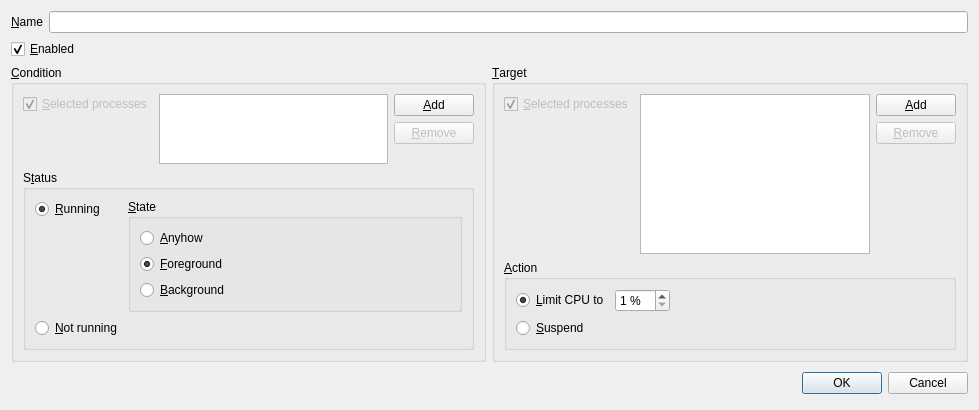
Old version of the form source/ruledialog.ui in the repository martin-kudlicka/cpu-limiter.
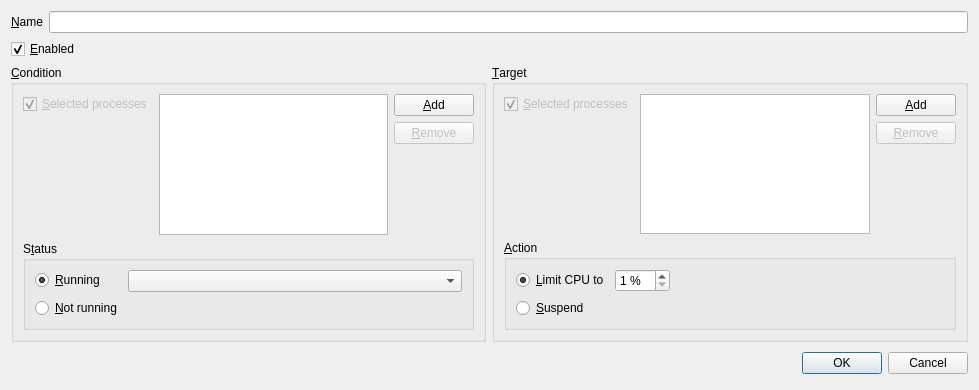
New version of the form.

Commit message: * states in combo box instead of radio buttons

The edit to the form file:
```diff
--- a/source/ruledialog.ui
+++ b/source/ruledialog.ui
@@ -125,42 +125,6 @@
              <property name="checked">
               <bool>true</bool>
              </property>
-             <attribute name="buttonGroup">
-              <string notr="true">buttonGroup</string>
-             </attribute>
-            </widget>
-           </item>
-           <item row="0" column="1">
-            <widget class="QGroupBox" name="groupBox_5">
-             <property name="title">
-              <string>&amp;State</string>
-             </property>
-             <layout class="QVBoxLayout" name="verticalLayout_8">
-              <item>
-               <widget class="QRadioButton" name="conditionStateAnyhow">
-                <property name="text">
-                 <string>&amp;Anyhow</string>
-                </property>
-               </widget>
-              </item>
-              <item>
-               <widget class="QRadioButton" name="conditionStateForeground">
-                <property name="text">
-                 <string>&amp;Foreground</string>
-                </property>
-                <property name="checked">
-                 <bool>true</bool>
-                </property>
-               </widget>
-              </item>
-              <item>
-               <widget class="QRadioButton" name="conditionStateBackground">
-                <property name="text">
-                 <string>&amp;Background</string>
-                </property>
-               </widget>
-              </item>
-             </layout>
             </widget>
            </item>
            <item row="3" column="0">
@@ -173,6 +137,9 @@
              </attribute>
             </widget>
            </item>
+           <item row="0" column="1">
+            <widget class="QComboBox" name="conditionStatusRunningState"/>
+           </item>
           </layout>
          </widget>
         </item>
```
Left out of the diff: 6 changed lines with no effect on the pictures. The commit also changes 2 other files.
